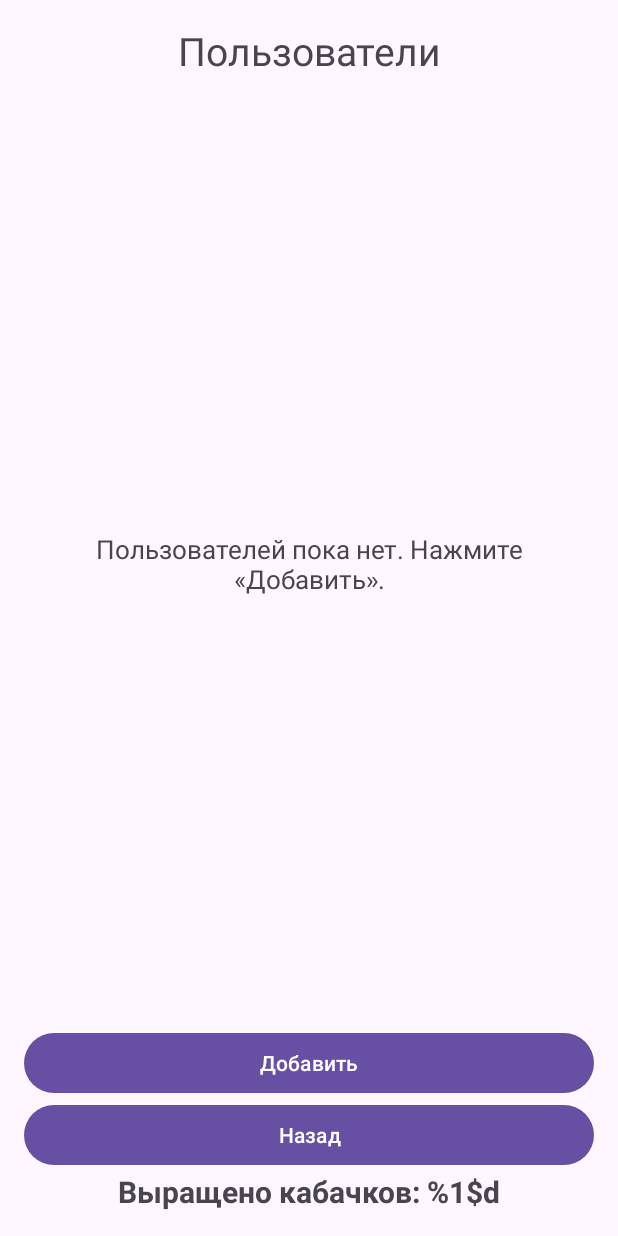
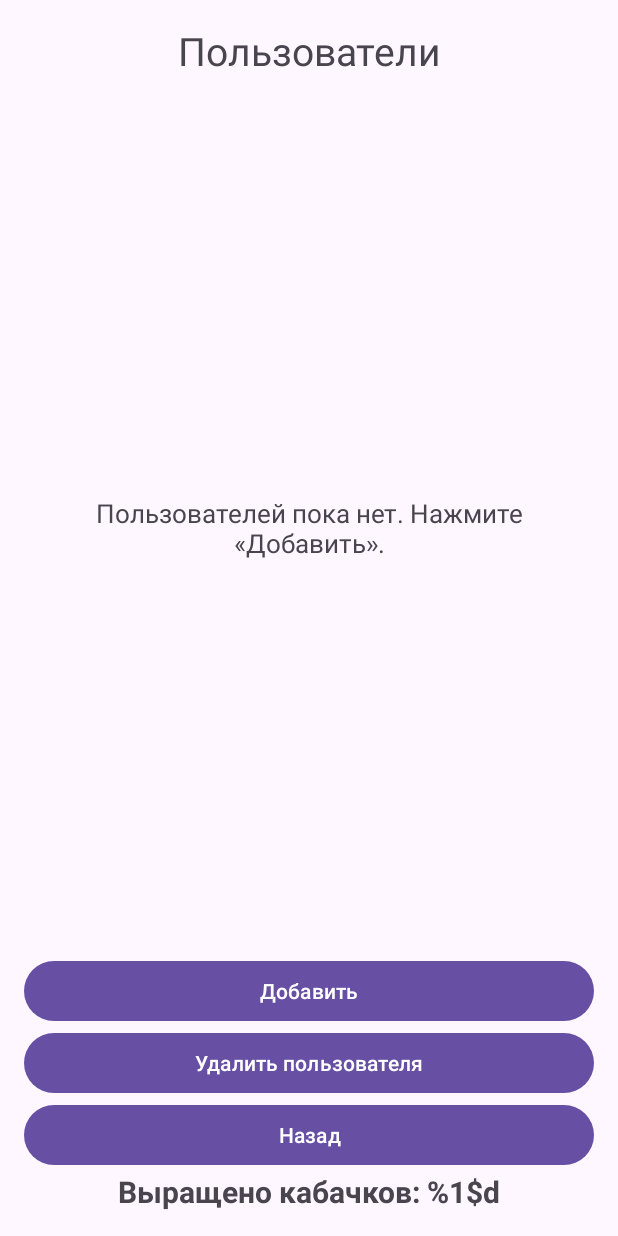
Before and after one commit to Kasanpai/kab_timer, an Android app: the layout activity_users.xml on its own in the app's theme, with its tools: preview values and no code run, on a phone screen of 412 x 824 dp. Run offline under Robolectric (Android 15) with nearby library versions, the phone set to English and light mode, and no system bars.

Commit message:
Completed Lab 3

```diff
--- a/app/src/main/res/layout/activity_users.xml
+++ b/app/src/main/res/layout/activity_users.xml
@@ -40,6 +40,12 @@
         android:text="@string/add_user" />
 
     <Button
+        android:id="@+id/deleteUserButton"
+        android:layout_width="match_parent"
+        android:layout_height="wrap_content"
+        android:text="@string/delete_user" />
+
+    <Button
         android:id="@+id/usersBackButton"
         android:layout_width="match_parent"
         android:layout_height="wrap_content"
--- a/app/src/main/res/values/strings.xml
+++ b/app/src/main/res/values/strings.xml
@@ -39,6 +39,7 @@
     <string name="avatar">Аватар пользователя</string>
     <string name="users_title">Пользователи</string>
     <string name="add_user">Добавить</string>
+    <string name="delete_user">Удалить пользователя</string>
     <string name="go_back">Назад</string>
     <string name="users_empty">Пользователей пока нет. Нажмите «Добавить».</string>
     <string name="user_already_exists">Пользователь с таким логином уже существует</string>
```
Also changed, not shown: app/src/main/java/com/example/myapplication/UserRepository.kt (+23 -0 lines), app/src/main/java/com/example/myapplication/UsersActivity.kt (+35 -1 lines), 1 other file.
